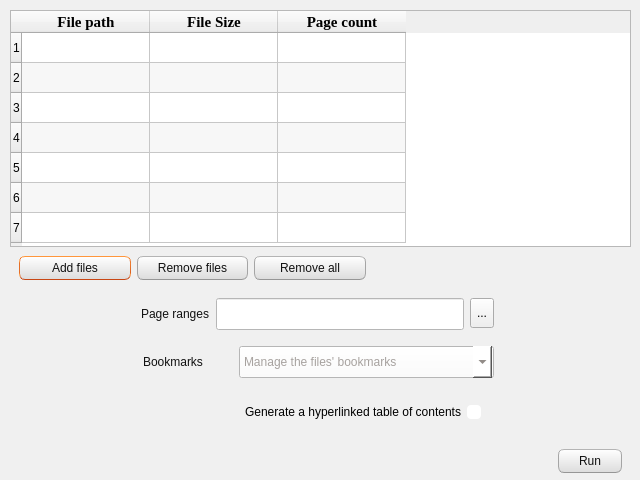
FATelarico/PDFutils, file gui/merge.ui: the form before one commit.
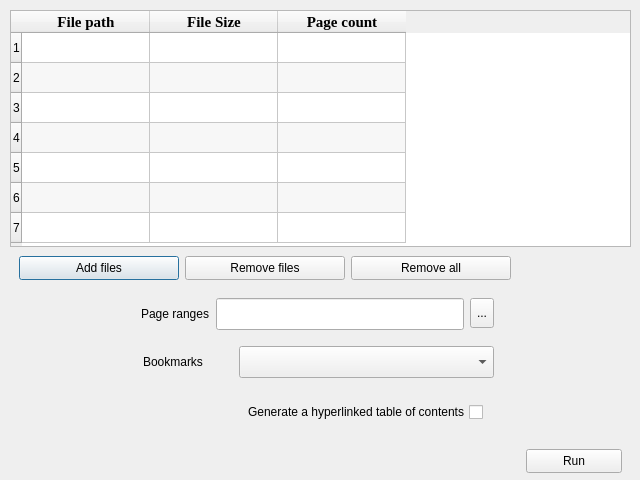
The form after the commit. Icons and pictures are not drawn.

The edit to the form file:
```diff
--- a/gui/merge.ui
+++ b/gui/merge.ui
@@ -36,502 +36,7 @@
     <normaloff>:/media/merge.svg</normaloff>:/media/merge.svg</iconset>
   </property>
   <property name="styleSheet">
-   <string notr="true">/*
-Ubuntu Style Sheet for QT Applications
-Author: Jaime A. Quiroga P.
-Company: GTRONICK
-Last updated: 01/10/2021 (dd/mm/yyyy), 15:18.
-Available at: https://github.com/GTRONICK/QSS/blob/master/Ubuntu.qss
-*/
-QMainWindow {
-	background-color:#f0f0f0;
-}
-QCheckBox {
-	padding:2px;
-}
-QCheckBox:hover {
-	border:1px solid rgb(255,150,60);
-	border-radius:4px;
-	padding: 1px;
-	background-color:qlineargradient(spread:pad, x1:0.5, y1:1, x2:0.5, y2:0, stop:0 rgba(190, 90, 50, 50), stop:1 rgba(250, 130, 40, 50));
-}
-QCheckBox::indicator:checked {
-	border:1px solid rgb(246, 134, 86);
-	border-radius:4px;
-  	background-color:rgb(246, 134, 86)
-}
-QCheckBox::indicator:unchecked {
-	border-width:1px solid rgb(246, 134, 86);
-	border-radius:4px;
-  	background-color:rgb(255,255,255);
-}
-QColorDialog {
-	background-color:#f0f0f0;
-}
-QComboBox {
-	color:rgb(81,72,65);
-	background: #ffffff;
-}
-QComboBox:editable {
-	selection-color:rgb(81,72,65);
-	selection-background-color: #ffffff;
-}
-QComboBox QAbstractItemView {
-	selection-color: #ffffff;
-	selection-background-color: rgb(246, 134, 86);
-}
-QComboBox:!editable:on, QComboBox::drop-down:editable:on {
-	color:  #1e1d23;	
-}
-QDateTimeEdit, QDateEdit, QDoubleSpinBox, QFontComboBox {
-	color:rgb(81,72,65);
-	background-color: #ffffff;
-}
-
-QDialog {
-	background-color:#f0f0f0;
-}
-
-QLabel,QLineEdit {
-	color:rgb(17,17,17);
-}
-QLineEdit {
-	background-color:rgb(255,255,255);
-	selection-background-color:rgb(236,116,64);
-}
-QMenuBar {
-	color:rgb(223,219,210);
-	background-color:rgb(65,64,59);
-}
-QMenuBar::item {
-	padding-top:4px;
-	padding-left:4px;
-	padding-right:4px;
-	color:rgb(223,219,210);
-	background-color:rgb(65,64,59);
-}
-QMenuBar::item:selected {
-	color:rgb(255,255,255);
-	padding-top:2px;
-	padding-left:2px;
-	padding-right:2px;
-	border-top-width:2px;
-	border-left-width:2px;
-	border-right-width:2px;
-	border-top-right-radius:4px;
-	border-top-left-radius:4px;
-	border-style:solid;
-	background-color:rgb(65,64,59);
-	border-top-color: rgb(47,47,44);
-	border-right-color: qlineargradient(spread:pad, x1:0, y1:1, x2:1, y2:0, stop:0 rgba(90, 87, 78, 255), stop:1 rgba(47,47,44, 255));
-	border-left-color:  qlineargradient(spread:pad, x1:1, y1:0, x2:0, y2:0, stop:0 rgba(90, 87, 78, 255), stop:1 rgba(47,47,44, 255));
-}
-QMenu {
-	color:rgb(223,219,210);
-	background-color:rgb(65,64,59);
-}
-QMenu::item {
-	color:rgb(223,219,210);
-	padding:4px 10px 4px 20px;
-}
-QMenu::item:selected {
-	color:rgb(255,255,255);
-	background-color: qlineargradient(spread:pad, x1:0.5, y1:1, x2:0.5, y2:0, stop:0 rgba(225, 108, 54, 255), stop:1 rgba(246, 134, 86, 255));
-	border-style:solid;
-	border-width:3px;
-	padding:4px 7px 4px 17px;
-	border-bottom-color:qlineargradient(spread:pad, x1:0.5, y1:1, x2:0.5, y2:0, stop:0 rgba(175,85,48,255), stop:1 rgba(236,114,67, 255));
-	border-top-color:qlineargradient(spread:pad, x1:0.5, y1:1, x2:0.5, y2:0, stop:0 rgba(253,156,113,255), stop:1 rgba(205,90,46, 255));
-	border-right-color:qlineargradient(spread:pad, x1:0, y1:0.5, x2:1, y2:0.5, stop:0 rgba(253,156,113,255), stop:1 rgba(205,90,46, 255));
-	border-left-color:qlineargradient(spread:pad, x1:1, y1:0.5, x2:0, y2:0.5, stop:0 rgba(253,156,113,255), stop:1 rgba(205,90,46, 255));
-}
-QPlainTextEdit {
-	border: 1px solid transparent;
-	color:rgb(17,17,17);
-	selection-background-color:rgb(236,116,64);
-    background-color: #FFFFFF;
-}
-QProgressBar {
-	text-align: center;
-	color: rgb(0, 0, 0);
-	border: 1px inset rgb(150,150,150); 
-	border-radius: 10px;
-	background-color:rgb(221,221,219);
-}
-QProgressBar::chunk:horizontal {
-	background-color: qlineargradient(spread:pad, x1:0.5, y1:1, x2:0.5, y2:0, stop:0 rgba(225, 108, 54, 255), stop:1 rgba(246, 134, 86, 255));
-	border:1px solid;
-	border-radius:8px;
-	border-bottom-color:qlineargradient(spread:pad, x1:0.5, y1:1, x2:0.5, y2:0, stop:0 rgba(175,85,48,255), stop:1 rgba(236,114,67, 255));
-	border-top-color:qlineargradient(spread:pad, x1:0.5, y1:1, x2:0.5, y2:0, stop:0 rgba(253,156,113,255), stop:1 rgba(205,90,46, 255));
-	border-right-color:qlineargradient(spread:pad, x1:0, y1:0.5, x2:1, y2:0.5, stop:0 rgba(253,156,113,255), stop:1 rgba(205,90,46, 255));
-	border-left-color:qlineargradient(spread:pad, x1:1, y1:0.5, x2:0, y2:0.5, stop:0 rgba(253,156,113,255), stop:1 rgba(205,90,46, 255));
-}
-QPushButton{
-	color:rgb(17,17,17);
-	border-width: 1px;
-	border-radius: 6px;
-	border-bottom-color: rgb(150,150,150);
-	border-right-color: rgb(165,165,165);
-	border-left-color: rgb(165,165,165);
-	border-top-color: rgb(180,180,180);
-	border-style: solid;
-	padding: 4px;
-	background-color: qlineargradient(spread:pad, x1:0.5, y1:1, x2:0.5, y2:0, stop:0 rgba(220, 220, 220, 255), stop:1 rgba(255, 255, 255, 255));
-}
-QPushButton:hover{
-	color:rgb(17,17,17);
-	border-width: 1px;
-	border-radius:6px;
-	border-top-color: rgb(255,150,60);
-	border-right-color: qlineargradient(spread:pad, x1:0, y1:1, x2:1, y2:0, stop:0 rgba(200, 70, 20, 255), stop:1 rgba(255,150,60, 255));
-	border-left-color:  qlineargradient(spread:pad, x1:1, y1:0, x2:0, y2:0, stop:0 rgba(200, 70, 20, 255), stop:1 rgba(255,150,60, 255));
-	border-bottom-color: rgb(200,70,20);
-	border-style: solid;
-	padding: 2px;
-	background-color: qlineargradient(spread:pad, x1:0.5, y1:1, x2:0.5, y2:0, stop:0 rgba(220, 220, 220, 255), stop:1 rgba(255, 255, 255, 255));
-}
-QPushButton:default{
-	color:rgb(17,17,17);
-	border-width: 1px;
-	border-radius:6px;
-	border-top-color: rgb(255,150,60);
-	border-right-color: qlineargradient(spread:pad, x1:0, y1:1, x2:1, y2:0, stop:0 rgba(200, 70, 20, 255), stop:1 rgba(255,150,60, 255));
-	border-left-color:  qlineargradient(spread:pad, x1:1, y1:0, x2:0, y2:0, stop:0 rgba(200, 70, 20, 255), stop:1 rgba(255,150,60, 255));
-	border-bottom-color: rgb(200,70,20);
-	border-style: solid;
-	padding: 2px;
-	background-color: qlineargradient(spread:pad, x1:0.5, y1:1, x2:0.5, y2:0, stop:0 rgba(220, 220, 220, 255), stop:1 rgba(255, 255, 255, 255));
-}
-QPushButton:pressed{
-	color:rgb(17,17,17);
-	border-width: 1px;
-	border-radius: 6px;
-	border-width: 1px;
-	border-top-color: rgba(255,150,60,200);
-	border-right-color: qlineargradient(spread:pad, x1:0, y1:1, x2:1, y2:0, stop:0 rgba(200, 70, 20, 255), stop:1 rgba(255,150,60, 200));
-	border-left-color:  qlineargradient(spread:pad, x1:1, y1:0, x2:0, y2:0, stop:0 rgba(200, 70, 20, 255), stop:1 rgba(255,150,60, 200));
-	border-bottom-color: rgba(200,70,20,200);
-	border-style: solid;
-	padding: 2px;
-	background-color: qlineargradient(spread:pad, x1:0.5, y1:0, x2:0.5, y2:1, stop:0 rgba(220, 220, 220, 255), stop:1 rgba(255, 255, 255, 255));
-}
-QPushButton:disabled{
-	color:rgb(174,167,159);
-	border-width: 1px;
-	border-radius: 6px;
-	background-color: qlineargradient(spread:pad, x1:0.5, y1:1, x2:0.5, y2:0, stop:0 rgba(200, 200, 200, 255), stop:1 rgba(230, 230, 230, 255));
-}
-QRadioButton {
-	padding: 1px;
-}
-QRadioButton::indicator:checked {
-	height: 10px;
-	width: 10px;
-	border-style:solid;
-	border-radius:5px;
-	border-width: 1px;
-	border-color: rgba(246, 134, 86, 255);
-	color: #a9b7c6;
-	background-color:rgba(246, 134, 86, 255);
-}
-QRadioButton::indicator:!checked {
-	height: 10px;
-	width: 10px;
-	border-style:solid;
-	border-radius:5px;
-	border-width: 1px;
-	border-color: rgb(246, 134, 86);
-	color: #a9b7c6;
-	background-color: transparent;
-}
-QScrollArea {
-	color: white;
-	background-color:#f0f0f0;
-}
-QSlider::groove {
-	border-style: solid;
-	border-width: 1px;
-	border-color: rgb(207,207,207);
-}
-QSlider::groove:horizontal {
-	height: 5px;
-	background: rgb(246, 134, 86);
-}
-QSlider::groove:vertical {
-	width: 5px;
-	background: rgb(246, 134, 86);
-}
-QSlider::handle:horizontal {
-	background: rgb(253,253,253);
-	border-style: solid;
-	border-width: 1px;
-	border-color: rgb(207,207,207);
-	width: 12px;
-	margin: -5px 0;
-	border-radius: 7px;
-}
-QSlider::handle:vertical {
-	background: rgb(253,253,253);
-	border-style: solid;
-	border-width: 1px;
-	border-color: rgb(207,207,207);
-	height: 12px;
-	margin: 0 -5px;
-	border-radius: 7px;
-}
-QSlider::add-page:horizontal, QSlider::add-page:vertical {
- 	background: white;
-}
-QSlider::sub-page:horizontal, QSlider::sub-page:vertical {
-	background: rgb(246, 134, 86);
-}
-QStatusBar, QSpinBox {
-	color:rgb(81,72,65);
-}
-QSpinBox {
-	background-color: #ffffff;
-}
-QScrollBar:horizontal {
-	max-height: 20px;
-	border: 1px transparent;
-	margin: 0px 20px 0px 20px;
-}
-QScrollBar::handle:horizontal {
-	background: rgb(253,253,253);
-	border: 1px solid rgb(207,207,207);
-	border-radius: 7px;
-	min-width: 25px;
-}
-QScrollBar::handle:horizontal:hover {
-	background: rgb(253,253,253);
-	border: 1px solid rgb(255,150,60);
-	border-radius: 7px;
-	min-width: 25px;
-}
-QScrollBar::add-line:horizontal {
-  	border: 1px solid rgb(207,207,207);
-  	border-top-right-radius: 7px;
-  	border-top-left-radius: 7px;
-  	border-bottom-right-radius: 7px;
-  	background: rgb(255, 255, 255);
-  	width: 20px;
-  	subcontrol-position: right;
-  	subcontrol-origin: margin;
-}
-QScrollBar::add-line:horizontal:hover {
-  	border: 1px solid rgb(255,150,60);
-  	border-top-right-radius: 7px;
-  	border-top-left-radius: 7px;
-  	border-bottom-right-radius: 7px;
-  	background: rgb(255, 255, 255);
-  	width: 20px;
-  	subcontrol-position: right;
-  	subcontrol-origin: margin;
-}
-QScrollBar::add-line:horizontal:pressed {
-  	border: 1px solid grey;
-  	border-top-left-radius: 7px;
-  	border-top-right-radius: 7px;
-  	border-bottom-right-radius: 7px;
-  	background: rgb(231,231,231);
-  	width: 20px;
-  	subcontrol-position: right;
-  	subcontrol-origin: margin;
-}
-QScrollBar::sub-line:horizontal {
-  	border: 1px solid rgb(207,207,207);
-  	border-top-right-radius: 7px;
-  	border-top-left-radius: 7px;
-  	border-bottom-left-radius: 7px;
-  	background: rgb(255, 255, 255);
-  	width: 20px;
-  	subcontrol-position: left;
-  	subcontrol-origin: margin;
-}
-QScrollBar::sub-line:horizontal:hover {
-  	border: 1px solid rgb(255,150,60);
-  	border-top-right-radius: 7px;
-  	border-top-left-radius: 7px;
-  	border-bottom-left-radius: 7px;
-  	background: rgb(255, 255, 255);
-  	width: 20px;
-  	subcontrol-position: left;
-  	subcontrol-origin: margin;
-}
-QScrollBar::sub-line:horizontal:pressed {
-  	border: 1px solid grey;
-  	border-top-right-radius: 7px;
-  	border-top-left-radius: 7px;
-  	border-bottom-left-radius: 7px;
-  	background: rgb(231,231,231);
-  	width: 20px;
-  	subcontrol-position: left;
-  	subcontrol-origin: margin;
-}
-QScrollBar::left-arrow:horizontal {
-  	border: 1px transparent grey;
-  	border-top-left-radius: 3px;
-  	border-bottom-left-radius: 3px;
-  	width: 6px;
-  	height: 6px;
-  	background: rgb(230,230,230);
-}
-QScrollBar::right-arrow:horizontal {
-	border: 1px transparent grey;
-	border-top-right-radius: 3px;
-	border-bottom-right-radius: 3px;
-  	width: 6px;
-  	height: 6px;
- 	background: rgb(230,230,230);
-}
-QScrollBar::add-page:horizontal, QScrollBar::sub-page:horizontal {
- 	background: none;
-} 
-QScrollBar:vertical {
-	max-width: 20px;
-	border: 1px transparent grey;
-	margin: 20px 0px 20px 0px;
-}
-QScrollBar::add-line:vertical {
-	border: 1px solid;
-	border-color: rgb(207,207,207);
-	border-bottom-right-radius: 7px;
-	border-bottom-left-radius: 7px;
-	border-top-left-radius: 7px;
-	background: rgb(255, 255, 255);
-  	height: 20px;
-  	subcontrol-position: bottom;
-  	subcontrol-origin: margin;
-}
-QScrollBar::add-line:vertical:hover {
-  	border: 1px solid;
-  	border-color: rgb(255,150,60);
-  	border-bottom-right-radius: 7px;
-  	border-bottom-left-radius: 7px;
-  	border-top-left-radius: 7px;
-  	background: rgb(255, 255, 255);
-  	height: 20px;
-  	subcontrol-position: bottom;
-  	subcontrol-origin: margin;
-}
-QScrollBar::add-line:vertical:pressed {
-  	border: 1px solid grey;
-  	border-bottom-left-radius: 7px;
-  	border-bottom-right-radius: 7px;
-  	border-top-left-radius: 7px;
-  	background: rgb(231,231,231);
-  	height: 20px;
-  	subcontrol-position: bottom;
-  	subcontrol-origin: margin;
-}
-QScrollBar::sub-line:vertical {
-  	border: 1px solid rgb(207,207,207);
-  	border-top-right-radius: 7px;
-  	border-top-left-radius: 7px;
-  	border-bottom-left-radius: 7px;
-  	background: rgb(255, 255, 255);
-  	height: 20px;
-  	subcontrol-position: top;
-  	subcontrol-origin: margin;
-}
-QScrollBar::sub-line:vertical:hover {
-  	border: 1px solid rgb(255,150,60);
-  	border-top-right-radius: 7px;
-  	border-top-left-radius: 7px;
-  	border-bottom-left-radius: 7px;
-	background: rgb(255, 255, 255);
-  	height: 20px;
-  	subcontrol-position: top;
-  	subcontrol-origin: margin;
-}
-QScrollBar::sub-line:vertical:pressed {
-  	border: 1px solid grey;
-  	border-top-left-radius: 7px;
-  	border-top-right-radius: 7px;
-  	background: rgb(231,231,231);
- 	height: 20px;
-  	subcontrol-position: top;
-  	subcontrol-origin: margin;
-}
-QScrollBar::handle:vertical {
-	background: rgb(253,253,253);
-	border: 1px solid rgb(207,207,207);
-	border-radius: 7px;
-	min-height: 25px;
-}
-QScrollBar::handle:vertical:hover {
-	background: rgb(253,253,253);
-	border: 1px solid rgb(255,150,60);
-	border-radius: 7px;
-	min-height: 25px;
-}
-QScrollBar::up-arrow:vertical {
-	border: 1px transparent grey;
-  	border-top-left-radius: 3px;
-	border-top-right-radius: 3px;
-  	width: 6px;
-  	height: 6px;
-  	background: rgb(230,230,230);
-}
-QScrollBar::down-arrow:vertical {
-  	border: 1px transparent grey;
-  	border-bottom-left-radius: 3px;
-  	border-bottom-right-radius: 3px;
-  	width: 6px;
-  	height: 6px;
-  	background: rgb(230,230,230);
-}
-QScrollBar::add-page:vertical, QScrollBar::sub-page:vertical {
-  	background: none;
-}
-QTabWidget {
-	color:rgb(0,0,0);
-	background-color:rgb(247,246,246);
-}
-QTabWidget::pane {
-	border-color: rgb(180,180,180);
-	background-color:rgb(247,246,246);
-	border-style: solid;
-	border-width: 1px;
-  	border-radius: 6px;
-}
-QTabBar::tab {
-	padding-left:4px;
-	padding-right:4px;
-	padding-bottom:2px;
-	padding-top:2px;
-	color:rgb(81,72,65);
-  	background-color: qlineargradient(spread:pad, x1:0.5, y1:1, x2:0.5, y2:0, stop:0 rgba(221,218,217,255), stop:1 rgba(240,239,238,255));
-	border-style: solid;
-	border-width: 1px;
-  	border-top-right-radius:4px;
-	border-top-left-radius:4px;
-	border-top-color: rgb(180,180,180);
-	border-left-color: rgb(180,180,180);
-	border-right-color: rgb(180,180,180);
-	border-bottom-color: transparent;
-}
-QTabBar::tab:selected, QTabBar::tab:last:selected, QTabBar::tab:hover {
-  	background-color:rgb(247,246,246);
-  	margin-left: 0px;
-  	margin-right: 1px;
-}
-QTabBar::tab:!selected {
-	margin-top: 1px;
-	margin-right: 1px;
-}
-QTextEdit {
-	border-width: 1px;
-	border-style: solid;
-	border-color:transparent;
-	color:rgb(17,17,17);
-	selection-background-color:rgb(236,116,64);
-}
-QTimeEdit, QToolBox, QToolBox::tab, QToolBox::tab:selected {
-	color:rgb(81,72,65);
-	background-color: #ffffff;
-}</string>
+   <string notr="true"/>
   </property>
   <widget class="QWidget" name="layoutWidget">
    <property name="geometry">
@@ -672,13 +177,13 @@
         <widget class="QPushButton" name="btn10a">
          <property name="minimumSize">
           <size>
-           <width>96</width>
+           <width>160</width>
            <height>24</height>
           </size>
          </property>
          <property name="maximumSize">
           <size>
-           <width>128</width>
+           <width>192</width>
            <height>32</height>
           </size>
          </property>
@@ -698,13 +203,13 @@
         <widget class="QPushButton" name="btn10b">
          <property name="minimumSize">
           <size>
-           <width>96</width>
+           <width>160</width>
            <height>24</height>
           </size>
          </property>
          <property name="maximumSize">
           <size>
-           <width>128</width>
+           <width>192</width>
            <height>32</height>
           </size>
          </property>
@@ -721,13 +226,13 @@
         <widget class="QPushButton" name="btn10c">
          <property name="minimumSize">
           <size>
-           <width>96</width>
+           <width>160</width>
            <height>24</height>
           </size>
          </property>
          <property name="maximumSize">
           <size>
-           <width>128</width>
+           <width>192</width>
            <height>32</height>
           </size>
          </property>
@@ -1181,13 +686,13 @@
         <widget class="QPushButton" name="btn15">
          <property name="minimumSize">
           <size>
-           <width>64</width>
+           <width>96</width>
            <height>24</height>
           </size>
          </property>
          <property name="maximumSize">
           <size>
-           <width>64</width>
+           <width>128</width>
            <height>32</height>
           </size>
          </property>
```
